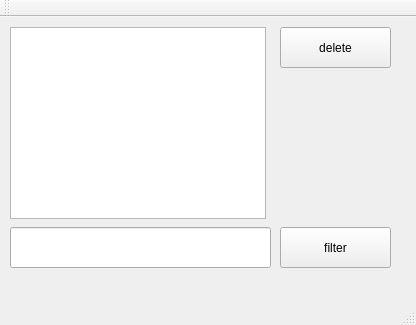
The window that test2/test2/mainwindow.ui (mirceachira/oop_course) describes before a commit, drawn with Qt 5.
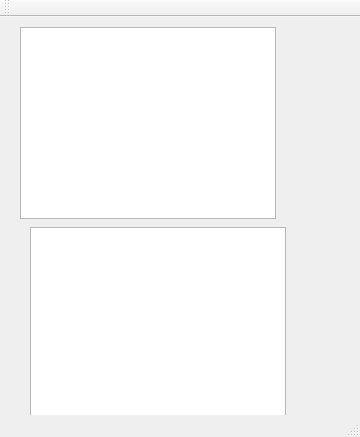
The same window after the commit.

```diff
--- a/test2/test2/mainwindow.ui
+++ b/test2/test2/mainwindow.ui
@@ -6,60 +6,34 @@
    <rect>
     <x>0</x>
     <y>0</y>
-    <width>416</width>
-    <height>325</height>
+    <width>360</width>
+    <height>437</height>
    </rect>
   </property>
   <property name="windowTitle">
    <string>MainWindow</string>
   </property>
   <widget class="QWidget" name="centralWidget">
-   <widget class="QPushButton" name="theButton">
+   <widget class="QListView" name="programmerList">
     <property name="geometry">
      <rect>
-      <x>280</x>
+      <x>20</x>
       <y>10</y>
-      <width>111</width>
-      <height>41</height>
-     </rect>
-    </property>
-    <property name="text">
-     <string>delete</string>
-    </property>
-   </widget>
-   <widget class="QListWidget" name="theList">
-    <property name="geometry">
-     <rect>
-      <x>10</x>
-      <y>10</y>
       <width>256</width>
       <height>192</height>
      </rect>
     </property>
    </widget>
-   <widget class="QLineEdit" name="filterInput">
+   <widget class="QListView" name="listView_2">
     <property name="geometry">
      <rect>
-      <x>10</x>
+      <x>30</x>
       <y>210</y>
-      <width>261</width>
-      <height>41</height>
+      <width>256</width>
+      <height>192</height>
      </rect>
     </property>
    </widget>
-   <widget class="QPushButton" name="filter">
-    <property name="geometry">
-     <rect>
-      <x>280</x>
-      <y>210</y>
-      <width>111</width>
-      <height>41</height>
-     </rect>
-    </property>
-    <property name="text">
-     <string>filter</string>
-    </property>
-   </widget>
   </widget>
   <widget class="QMenuBar" name="menuBar">
    <property name="geometry">
```
Left out of the diff: 2 changed lines with no effect on the pictures.
